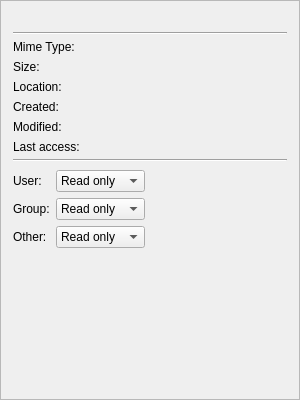
The window that src/plugins/filemanagerplugin/fileinfodialog.ui (ABBAPOH/andromeda) describes before a commit, drawn with Qt 5.
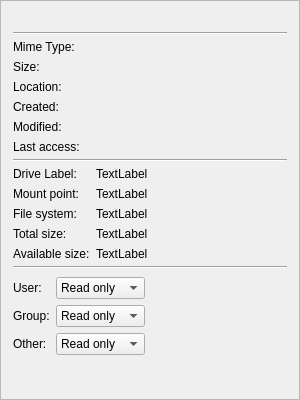
The same window after the commit.

Commit message: Added drive info to file info dialog

```diff
--- a/src/plugins/filemanagerplugin/fileinfodialog.ui
+++ b/src/plugins/filemanagerplugin/fileinfodialog.ui
@@ -33,8 +33,8 @@
        <rect>
         <x>0</x>
         <y>0</y>
-        <width>298</width>
-        <height>398</height>
+        <width>283</width>
+        <height>454</height>
        </rect>
       </property>
       <layout class="QVBoxLayout" name="verticalLayout_2">
@@ -187,6 +187,107 @@
          </property>
         </widget>
        </item>
+       <item>
+        <widget class="QWidget" name="widget_3" native="true">
+         <layout class="QFormLayout" name="formLayout_3">
+          <property name="margin">
+           <number>0</number>
+          </property>
+          <item row="0" column="0">
+           <widget class="QLabel" name="label_10">
+            <property name="text">
+             <string>Drive Label:</string>
+            </property>
+           </widget>
+          </item>
+          <item row="0" column="1">
+           <widget class="QLabel" name="driveLabel">
+            <property name="text">
+             <string>TextLabel</string>
+            </property>
+            <property name="textInteractionFlags">
+             <set>Qt::TextBrowserInteraction</set>
+            </property>
+           </widget>
+          </item>
+          <item row="3" column="0">
+           <widget class="QLabel" name="label_11">
+            <property name="text">
+             <string>Total size:</string>
+            </property>
+           </widget>
+          </item>
+          <item row="3" column="1">
+           <widget class="QLabel" name="totalSizeLabel">
+            <property name="text">
+             <string>TextLabel</string>
+            </property>
+            <property name="textInteractionFlags">
+             <set>Qt::TextBrowserInteraction</set>
+            </property>
+           </widget>
+          </item>
+          <item row="4" column="0">
+           <widget class="QLabel" name="label_12">
+            <property name="text">
+             <string>Available size:</string>
+            </property>
+           </widget>
+          </item>
+          <item row="4" column="1">
+           <widget class="QLabel" name="availableSizeLabel">
+            <property name="text">
+             <string>TextLabel</string>
+            </property>
+            <property name="textInteractionFlags">
+             <set>Qt::TextBrowserInteraction</set>
+            </property>
+           </widget>
+          </item>
+          <item row="1" column="0">
+           <widget class="QLabel" name="label_14">
+            <property name="text">
+             <string>Mount point:</string>
+            </property>
+           </widget>
+          </item>
+          <item row="1" column="1">
+           <widget class="QLabel" name="mountPointLabel">
+            <property name="text">
+             <string>TextLabel</string>
+            </property>
+            <property name="textInteractionFlags">
+             <set>Qt::TextBrowserInteraction</set>
+            </property>
+           </widget>
+          </item>
+          <item row="2" column="0">
+           <widget class="QLabel" name="label_15">
+            <property name="text">
+             <string>File system:</string>
+            </property>
+           </widget>
+          </item>
+          <item row="2" column="1">
+           <widget class="QLabel" name="fileSystemLabel">
+            <property name="text">
+             <string>TextLabel</string>
+            </property>
+            <property name="textInteractionFlags">
+             <set>Qt::TextBrowserInteraction</set>
+            </property>
+           </widget>
+          </item>
+         </layout>
+        </widget>
+       </item>
+       <item>
+        <widget class="Line" name="line_3">
+         <property name="orientation">
+          <enum>Qt::Horizontal</enum>
+         </property>
+        </widget>
+       </item>
        <item>
         <widget class="QWidget" name="widget_2" native="true">
          <layout class="QFormLayout" name="formLayout_2">
```
Left out of the diff: 24 changed lines with no effect on the pictures. The commit also changes 2 other files.
